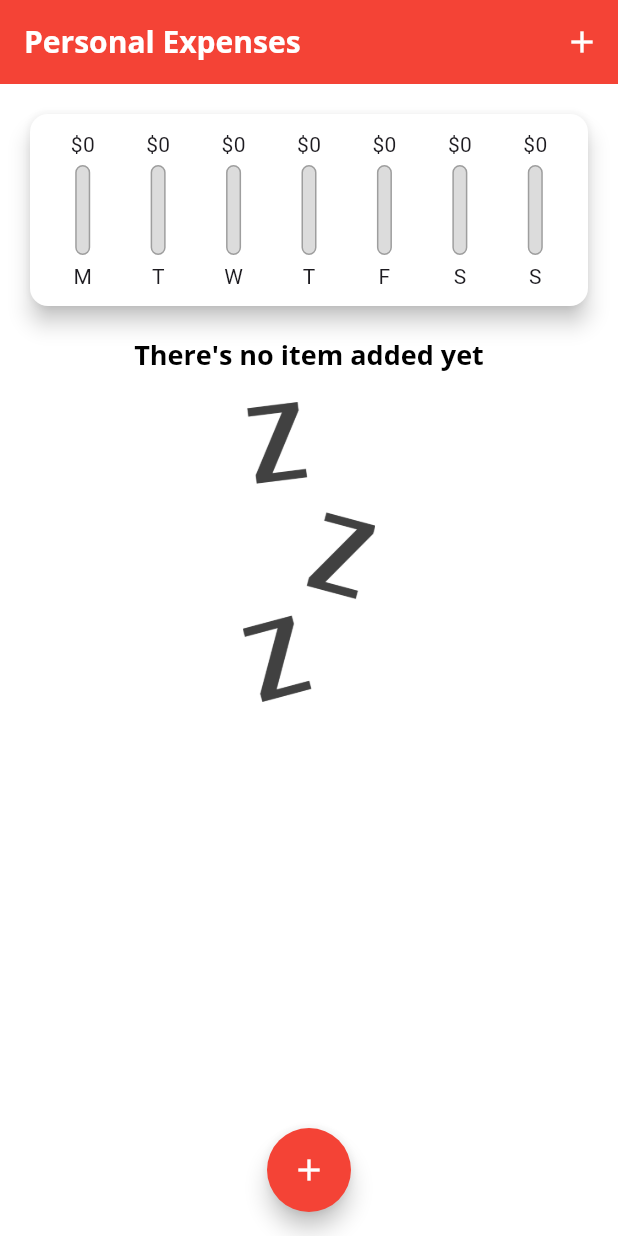
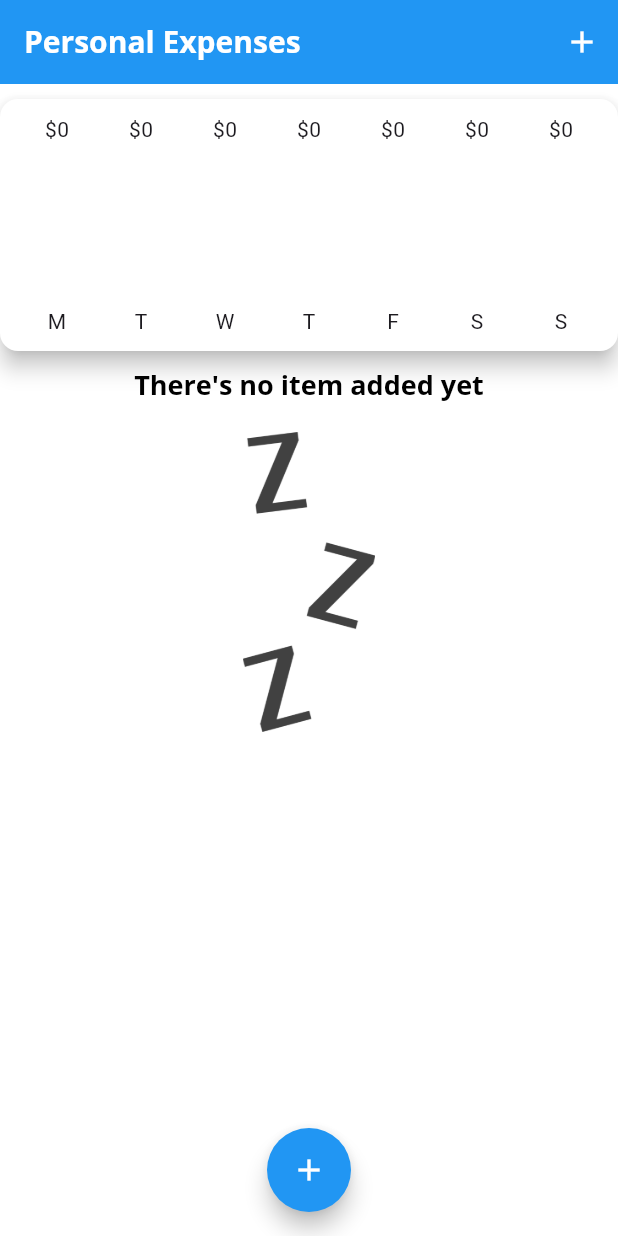
Before and after one commit to Trykea/Personal_expense_app, a Flutter app: the screen it shows after launch, on a phone screen of 412 x 824 dp. Run offline on Flutter 3.47's test engine with Material 3 defaults, Android fonts, the light colour scheme and no system bars.

Commit message:
customize the app and change theme color

```diff
--- a/lib/main.dart
+++ b/lib/main.dart
@@ -19,9 +19,9 @@ class MyApp extends StatelessWidget {
       // ),
       theme: ThemeData(
         colorScheme: ColorScheme.fromSwatch(
-          primarySwatch: Colors.red,
+          primarySwatch: Colors.blue,
         ).copyWith(
-          secondary: Colors.blue, // Replacement for accentColor
+          secondary: Colors.red, // Replacement for accentColor
         ),
         fontFamily: 'QuickSand',
         textTheme: ThemeData.light().textTheme.copyWith(
--- a/lib/widgets/chart.dart
+++ b/lib/widgets/chart.dart
@@ -56,7 +56,7 @@ class Chart extends StatelessWidget {
     print(groupedTransactionValues);
     return Card(
       elevation: 6,
-      margin: EdgeInsets.all(20),
+      margin: EdgeInsets.symmetric(vertical: 10),
       child: Padding(
         padding: EdgeInsets.all(10),
         child: Row(
--- a/lib/widgets/chart_bar.dart
+++ b/lib/widgets/chart_bar.dart
@@ -19,25 +19,25 @@ class ChartBar extends StatelessWidget {
           height: 4,
         ),
         Container(
-          height: 60,
-          width: 10,
+          height: 100,
+          width: 45,
           child: Stack(
             alignment: Alignment.bottomCenter,
             children: [
-              Container(
-                decoration: BoxDecoration(
-                  border: Border.all(color: Colors.grey, width: 1.0),
-                  color: Color.fromRGBO(220, 220, 220, 1),
-                  borderRadius: BorderRadius.circular(10),
-                ),
-              ),
+              // Container(
+              //   decoration: BoxDecoration(
+              //     border: Border.all(color: Colors.grey, width: 1.0),
+              //     color: Color.fromRGBO(220, 220, 220, 1),
+              //     borderRadius: BorderRadius.circular(10),
+              //   ),
+              // ),
               FractionallySizedBox(
                 heightFactor: spendingPctOfTotal,
 
                 child: Container(
                   decoration: BoxDecoration(
                     color: Theme.of(context).colorScheme.primary,
-                    borderRadius: BorderRadius.circular(10),
+                    borderRadius: BorderRadius.only(topLeft: Radius.circular(8),topRight: Radius.circular(8)),
                   ),
                 ),
               )
--- a/lib/widgets/transaction_list.dart
+++ b/lib/widgets/transaction_list.dart
@@ -12,7 +12,7 @@ class TransactionList extends StatelessWidget {
   @override
   Widget build(BuildContext context) {
     return Container(
-      height: 400,
+      height: 620,
       child: transactions.isEmpty
           ? Column(
               children: [
@@ -52,7 +52,7 @@ class TransactionList extends StatelessWidget {
                     subtitle: Text(
                       DateFormat.yMMMd().format(transactions[index].date)
                     ),
-                    trailing: IconButton(onPressed:() => deleteTx(transactions[index].id), icon:Icon(Icons.delete, color: Theme.of(context).colorScheme.error,)),
+                    trailing: IconButton(onPressed:() => deleteTx(transactions[index].id), icon:Icon(Icons.delete, color: Theme.of(context).colorScheme.secondary,)),
                   ),
                 );
               },
```
